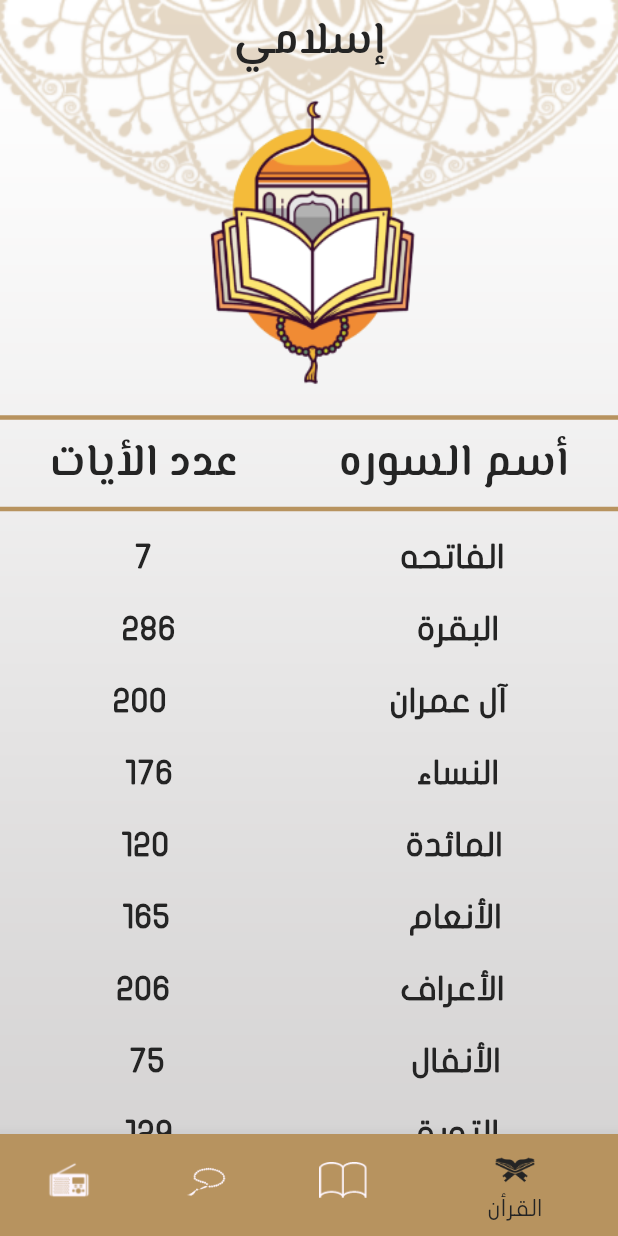
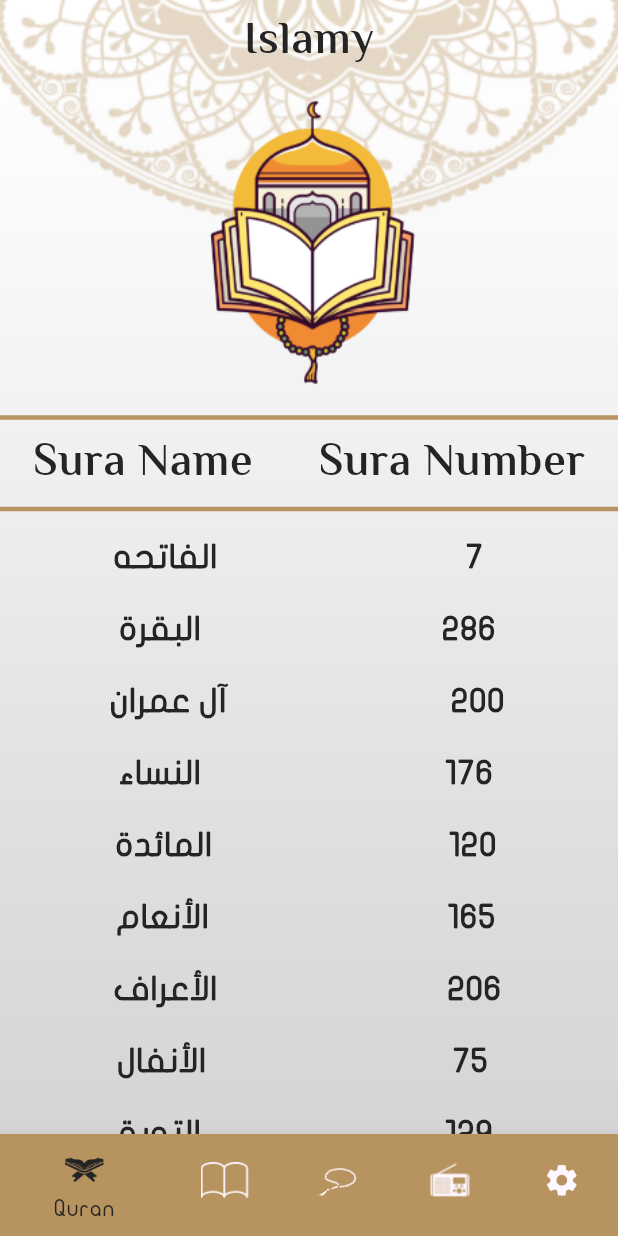
Before and after one commit to MayadaMansour/Islamy_Project, a Flutter app: the screen it shows after launch, on a phone screen of 412 x 824 dp. Run offline on Flutter 3.47's test engine with Material 3 defaults, Android fonts, the phone set to English and light mode, and no system bars; generated files the repository leaves out were written again.

```diff
--- /dev/null
+++ b/l10n.yaml
@@ -0,0 +1,3 @@
+arb-dir: lib/l10n
+template-arb-file: app_en.arb
+output-localization-file: app_localizations.dart
--- /dev/null
+++ b/lib/core/provider/app_config_provider.dart
@@ -0,0 +1,22 @@
+import 'package:flutter/material.dart';
+
+class AppConfigProvider extends ChangeNotifier {
+  String appLanguage = "en";
+  ThemeMode themeMode = ThemeMode.light;
+
+  void changeLanguage(String newLanguage) {
+    if (appLanguage == newLanguage) {
+      return;
+    }
+    appLanguage = newLanguage;
+    notifyListeners();
+  }
+
+  void changeMode(ThemeMode newMode) {
+    if (themeMode == newMode) {
+      return;
+    }
+    themeMode = newMode;
+    notifyListeners();
+  }
+}
--- /dev/null
+++ b/lib/l10n/app_en.arb
@@ -0,0 +1,17 @@
+{
+  "appTitle": "Islamy",
+  "suraName": "Sura Name",
+  "suraNumber": "Sura Number",
+  "hadethName": "Hadeth Name",
+  "quranIcon": "Quran",
+  "hadethIcon": "Hadeth",
+  "sebhaIcon": "Sebha",
+  "radioIcon": "Radio",
+  "language": "Language",
+  "arabic": "Arabic",
+  "english": "English",
+  "settingIcon": "Setting",
+  "mode": "Mode",
+  "darkMode": "Dark Mode",
+  "lightMode": "Light Mode"
+}
--- a/lib/main.dart
+++ b/lib/main.dart
@@ -1,13 +1,19 @@
 import 'package:flutter/material.dart';
+import 'package:flutter_gen/gen_l10n/app_localizations.dart';
+import 'package:islamy/core/provider/app_config_provider.dart';
 import 'package:islamy/ui/board/board_screen.dart';
 import 'package:islamy/ui/home/hadeth_page/hadeth_details_screen.dart';
 import 'package:islamy/ui/home/home_screen.dart';
 import 'package:islamy/ui/home/quran_page/sura_details_screen.dart';
 import 'package:islamy/utils/theme/theme.dart';
+import 'package:provider/provider.dart';
 
 void main() {
   runApp(
-    const MyApp(),
+    ChangeNotifierProvider(
+      create: (context) => AppConfigProvider(),
+      child: const MyApp(),
+    ),
   );
 }
 
@@ -16,12 +22,17 @@ class MyApp extends StatelessWidget {
 
   @override
   Widget build(BuildContext context) {
-    return Directionality(
-      textDirection: TextDirection.ltr,
-      child: MaterialApp(
+    return Consumer<AppConfigProvider>(
+      builder: (context, provider, child) {
+        return MaterialApp(
+          localizationsDelegates: AppLocalizations.localizationsDelegates,
+          supportedLocales: AppLocalizations.supportedLocales,
           debugShowCheckedModeBanner: false,
           theme: MyThemeData.lightMode,
+          themeMode: provider.themeMode,
+          darkTheme: MyThemeData.darkMode,
           initialRoute: SplashScreen.routeName,
+          locale: Locale(provider.appLanguage),
           routes: {
             SplashScreen.routeName: (context) => SplashScreen(),
             HomeScreen.routeName: (context) => HomeScreen(),
@@ -29,7 +40,8 @@ class MyApp extends StatelessWidget {
             HadethDetailsScreen.routeName: (context) => HadethDetailsScreen(),
           },
           home: const SplashScreen(),
-      ),
+        );
+      },
     );
   }
 }
--- a/lib/ui/home/hadeth_page/hadeth.dart
+++ b/lib/ui/home/hadeth_page/hadeth.dart
@@ -1,5 +1,6 @@
 import 'package:flutter/material.dart';
 import 'package:flutter/services.dart';
+import 'package:flutter_gen/gen_l10n/app_localizations.dart';
 import 'package:islamy/ui/home/hadeth_page/hadeth_model.dart';
 import 'package:islamy/utils/color_resource/color_resources.dart';
 
@@ -35,7 +36,7 @@ class _HadethScreenState extends State<HadethScreen> {
           thickness: 3,
         ),
         Text(
-          "الأحاديث",
+          AppLocalizations.of(context)!.hadethName,
           style: Theme.of(context).textTheme.bodyLarge,
         ),
         Divider(
--- a/lib/ui/home/home_screen.dart
+++ b/lib/ui/home/home_screen.dart
@@ -1,8 +1,12 @@
 import 'package:flutter/material.dart';
+import 'package:flutter_gen/gen_l10n/app_localizations.dart';
 import 'package:islamy/ui/home/quran_page/quran.dart';
 import 'package:islamy/ui/home/radio_page/radio.dart';
 import 'package:islamy/ui/home/sebha_page/sebha.dart';
+import 'package:islamy/ui/home/setting/setting_screen.dart';
+import 'package:provider/provider.dart';
 
+import '../../core/provider/app_config_provider.dart';
 import '../../utils/color_resource/color_resources.dart';
 import 'hadeth_page/hadeth.dart';
 
@@ -16,16 +20,19 @@ class HomeScreen extends StatefulWidget {
 }
 
 class _HomeScreenState extends State<HomeScreen> {
-  int selectedIndex = 3;
+  int selectedIndex = 0;
   List<Widget> tabs = [
+    QuranScreen(),
+    const HadethScreen(),
+    const SebhaScreen(),
     const RadioScreen(),
-    const SebhaScreen(),
-    const HadethScreen(),
-    QuranScreen(),
+    const SettingScreen()
   ];
 
   @override
   Widget build(BuildContext context) {
+    var provider = Provider.of<AppConfigProvider>(context);
+
     return Stack(
       children: [
         Image.asset(
@@ -38,7 +45,7 @@ class _HomeScreenState extends State<HomeScreen> {
           appBar: AppBar(
             centerTitle: true,
             title: Text(
-              "إسلامي",
+              AppLocalizations.of(context)!.appTitle,
               style: Theme.of(context).textTheme.bodyLarge,
             ),
           ),
@@ -52,20 +59,34 @@ class _HomeScreenState extends State<HomeScreen> {
                   selectedIndex = index;
                 });
               },
-              items: const [
+              items: [
                 BottomNavigationBarItem(
-                    icon: ImageIcon(AssetImage("assets/images/icon_radio.png")),
-                    label: "الراديو"),
+                  icon: const ImageIcon(
+                      AssetImage("assets/images/icon_quran.png")),
+                  label: AppLocalizations.of(context)!.quranIcon,
+                ),
                 BottomNavigationBarItem(
-                    icon: ImageIcon(AssetImage("assets/images/icon_sebha.png")),
-                    label: "السبحه"),
+                  icon: const ImageIcon(
+                      AssetImage("assets/images/icon_hadeth.png")),
+                  label: AppLocalizations.of(context)!.hadethIcon,
+                ),
                 BottomNavigationBarItem(
-                    icon:
-                        ImageIcon(AssetImage("assets/images/icon_hadeth.png")),
-                    label: "الحديث"),
+                  icon: const ImageIcon(
+                      AssetImage("assets/images/icon_sebha.png")),
+                  label: AppLocalizations.of(context)!.sebhaIcon,
+                ),
                 BottomNavigationBarItem(
-                    icon: ImageIcon(AssetImage("assets/images/icon_quran.png")),
-                    label: "القرأن"),
+                  icon: const ImageIcon(
+                      AssetImage("assets/images/icon_radio.png")),
+                  label: AppLocalizations.of(context)!.radioIcon,
+                ),
+                BottomNavigationBarItem(
+                  icon: const Icon(
+                    Icons.settings,
+                    size: 25,
+                  ),
+                  label: AppLocalizations.of(context)!.settingIcon,
+                ),
               ],
             ),
           ),
--- a/lib/ui/home/quran_page/quran.dart
+++ b/lib/ui/home/quran_page/quran.dart
@@ -1,4 +1,5 @@
 import 'package:flutter/material.dart';
+import 'package:flutter_gen/gen_l10n/app_localizations.dart';
 import 'package:islamy/utils/color_resource/color_resources.dart';
 
 import 'item_sura_text.dart';
@@ -259,11 +260,11 @@ class QuranScreen extends StatelessWidget {
           mainAxisAlignment: MainAxisAlignment.spaceAround,
           children: [
             Text(
-              "عدد الأيات",
+              AppLocalizations.of(context)!.suraName,
               style: Theme.of(context).textTheme.bodyLarge,
             ),
             Text(
-              "أسم السوره",
+              AppLocalizations.of(context)!.suraNumber,
               style: Theme.of(context).textTheme.bodyLarge,
             ),
           ],
@@ -280,11 +281,11 @@ class QuranScreen extends StatelessWidget {
               mainAxisAlignment: MainAxisAlignment.spaceAround,
               children: [
                 SuraTextName(
-                  suraName: versesNumber[index].toString(),
+                  suraName: (suraNames[index]),
                   index: index,
                 ),
                 SuraTextName(
-                  suraName: (suraNames[index]),
+                  suraName: versesNumber[index].toString(),
                   index: index,
                 ),
               ],
--- a/lib/utils/theme/theme.dart
+++ b/lib/utils/theme/theme.dart
@@ -6,12 +6,15 @@ class MyThemeData{
   static final ThemeData lightMode = ThemeData(
     primaryColor: ColorResources.primaryLightColor,
     scaffoldBackgroundColor: Colors.transparent,
+    // canvasColor: ColorResources.primaryLightColor,
     appBarTheme: const AppBarTheme(
       backgroundColor: Colors.transparent,
       elevation: 0,
     ),
     bottomNavigationBarTheme: BottomNavigationBarThemeData(
       selectedItemColor: ColorResources.blackText,
+      // backgroundColor: ColorResources.primaryLightColor ,
+
       selectedLabelStyle: TextStyle(
           color: ColorResources.blackText,
           fontWeight: FontWeight.normal,
@@ -39,4 +42,48 @@ class MyThemeData{
     ),
   );
 
+  static final ThemeData darkMode = ThemeData(
+    primaryColor: ColorResources.primaryDarkColor,
+    scaffoldBackgroundColor: Colors.transparent,
+    // canvasColor: ColorResources.primaryDarkColor,
+
+    appBarTheme: const AppBarTheme(
+      backgroundColor: Colors.transparent,
+      elevation: 0,
+    ),
+    bottomNavigationBarTheme: BottomNavigationBarThemeData(
+      selectedItemColor: ColorResources.yellowText,
+      // backgroundColor: ColorResources.primaryDarkColor ,
+      unselectedItemColor: ColorResources.white,
+      selectedLabelStyle: TextStyle(
+          color: ColorResources.yellowText,
+          fontWeight: FontWeight.normal,
+          fontSize: 15,
+          fontFamily: "Flat"),
+      unselectedLabelStyle: TextStyle(
+          color: ColorResources.white,
+          fontWeight: FontWeight.normal,
+          fontSize: 15,
+          fontFamily: "Flat"),
+      selectedIconTheme: const IconThemeData(size: 32),
+      unselectedIconTheme: const IconThemeData(size: 32),
+    ),
+    textTheme: TextTheme(
+      bodyLarge: TextStyle(
+          color: ColorResources.white,
+          fontWeight: FontWeight.bold,
+          fontSize: 30,
+          fontFamily: "ElMessiri"),
+      bodyMedium: TextStyle(
+          color: ColorResources.white,
+          fontWeight: FontWeight.w700,
+          fontSize: 22,
+          fontFamily: "Flat"),
+      bodySmall: TextStyle(
+          color: ColorResources.white,
+          fontWeight: FontWeight.w700,
+          fontSize: 20,
+          fontFamily: "Flat"),
+    ),
+  );
 }
```
Also changed, not shown: lib/l10n/app_ar.arb (added, +17 -0 lines), lib/ui/home/sebha_page/sebha.dart (+11 -9 lines), lib/ui/home/setting/language_buttom_sheet.dart (added, +73 -0 lines), lib/ui/home/setting/mode_buttom_sheet.dart (added, +75 -0 lines), lib/ui/home/setting/setting_screen.dart (added, +108 -0 lines), pubspec.yaml (+6 -2 lines), pubspec.lock. Lines whose indentation alone changed are shown as unchanged.
